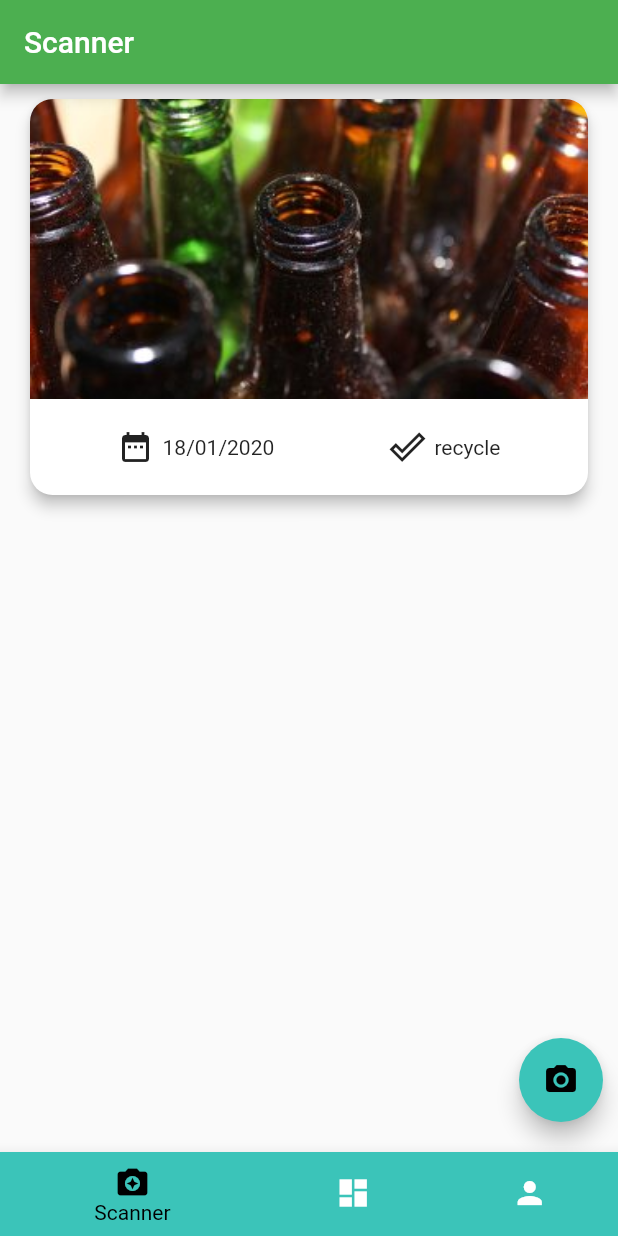
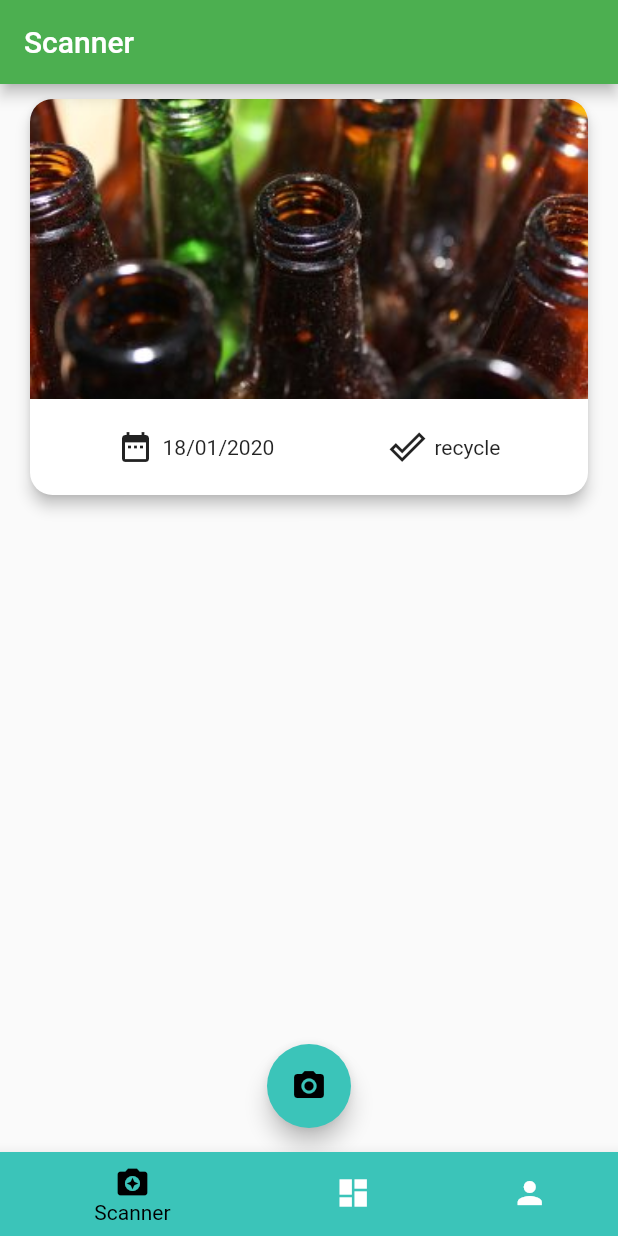
Before and after one commit to FFnewbeees/maga, a Flutter app: the screen it shows after launch, on a phone screen of 412 x 824 dp. Run offline on Flutter 3.47's test engine with Material 2 defaults, Android fonts, the light colour scheme and no system bars; our stand-ins replace firebase_auth, image_picker; missing offline and left inert: dart:ffi; accounts and stored records are empty.

Commit message:
update float button

```diff
--- a/lib/camera/camera_screen.dart
+++ b/lib/camera/camera_screen.dart
@@ -11,24 +11,21 @@ class CameraScreen extends StatefulWidget {
 class _CameraScreenState extends State<CameraScreen> {
   @override
   Widget build(BuildContext context) {
-    return Stack(
-      children: <Widget>[
+    return Scaffold(
+      body:
         ListView.builder(
           itemBuilder: (ctx, index) {
             return PictureItem();
           },
           itemCount: 1,
         ),
-        Positioned(
-          bottom: 20,
-          right: 10,
-          child: FloatingActionButton(
+        floatingActionButton: new FloatingActionButton(
             child: Icon(Icons.camera_alt),
             onPressed: _cameraAction,
           ),
-        ),
-      ],
+        floatingActionButtonLocation: FloatingActionButtonLocation.centerFloat,
         );
+
   }
 
   void _cameraAction() {
@@ -39,19 +36,21 @@ class _CameraScreenState extends State<CameraScreen> {
             actions: <Widget>[
               CupertinoActionSheetAction(
                 child: const Text('Open Camera'),
-              onPressed: (){
+                onPressed: () {
                   _getImage(context, ImageSource.camera);
                   Navigator.of(context).pop();
                 },
               ),
               CupertinoActionSheetAction(
                 child: const Text('Open Gallery'),
-              onPressed: (){
+                onPressed: () {
                   _getImage(context, ImageSource.gallery);
                   Navigator.of(context).pop();
                 },
               ),
-            SizedBox(height: 20,),
+              SizedBox(
+                height: 20,
+              ),
               CupertinoActionSheetAction(
                 child: const Text('Cancel'),
                 onPressed: () {
@@ -60,10 +59,10 @@ class _CameraScreenState extends State<CameraScreen> {
               ),
             ],
           );
+        });
   }
-    );
-  }
-  void _getImage(BuildContext context, ImageSource imageSource){
+
+  void _getImage(BuildContext context, ImageSource imageSource) {
     ImagePicker.pickImage(source: imageSource);
   }
 }
```
Lines whose indentation alone changed are shown as unchanged.
